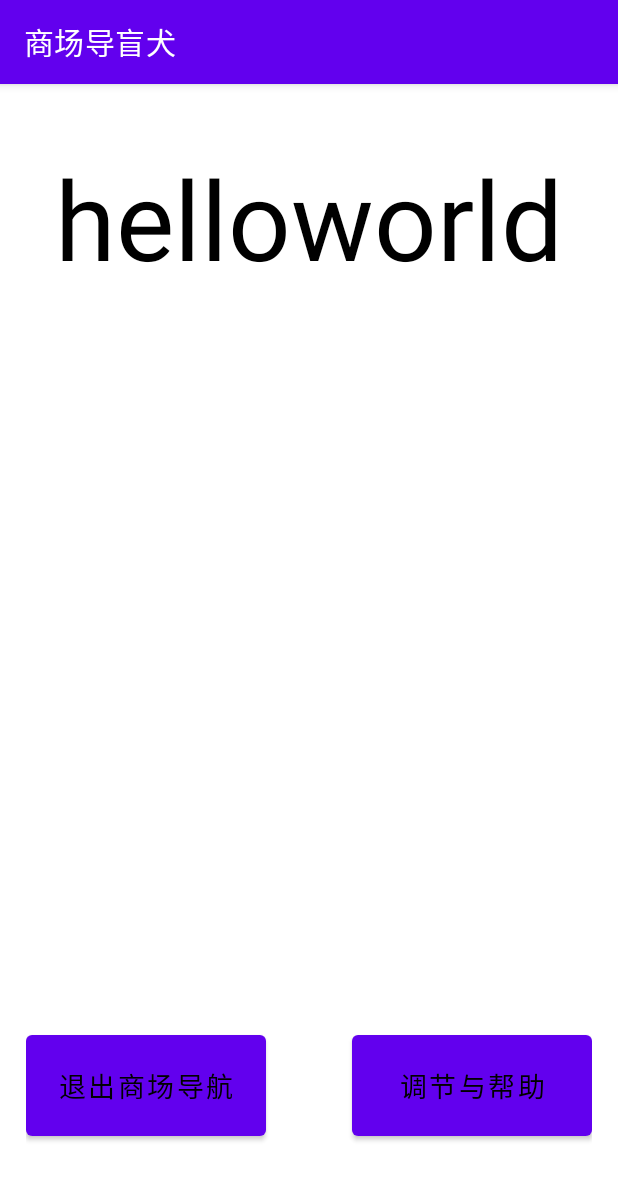
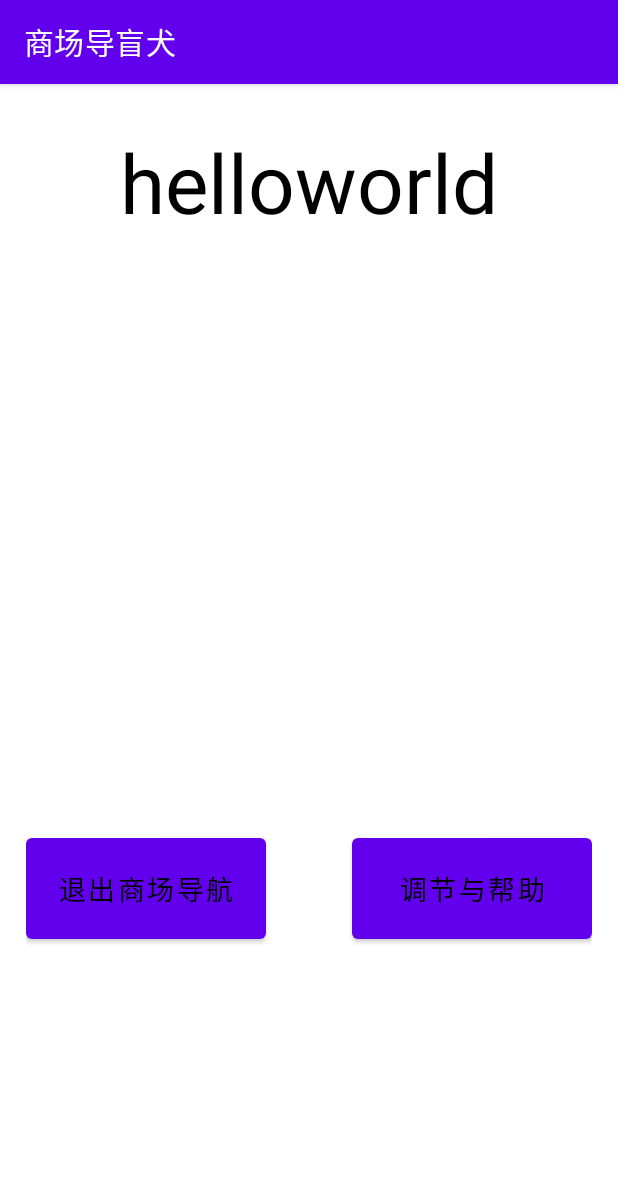
Before and after one commit to bwkst/Navigation_Shopping_Assist_App, an Android app: the OutputMall screen opened directly, with no data from a screen before it, on a phone screen of 412 x 824 dp. Shown: the top 1180 px of the screen. Run offline under Robolectric (Android 15) with nearby library versions, the phone set to English and light mode, and no system bars.

Commit message:
前端——微调

```diff
--- a/app/src/main/java/com/example/demo/MainActivity.java
+++ b/app/src/main/java/com/example/demo/MainActivity.java
@@ -9,6 +9,6 @@ public class MainActivity extends AppCompatActivity {
     @Override
     protected void onCreate(Bundle savedInstanceState) {
         super.onCreate(savedInstanceState);
-        setContentView(R.layout.activity_supermarket);
+        setContentView(R.layout.activity_main);
     }
 }
--- a/app/src/main/res/layout/activity_output_mall.xml
+++ b/app/src/main/res/layout/activity_output_mall.xml
@@ -13,10 +13,10 @@
 
     <LinearLayout
         android:layout_width="match_parent"
-        android:layout_height="@dimen/dp_135"
+        android:layout_height="@dimen/dp_90"
         android:orientation="vertical"
-        android:paddingTop="@dimen/dp_25"
-        android:paddingBottom="@dimen/dp_20">
+        android:paddingTop="@dimen/dp_15"
+        android:paddingBottom="@dimen/dp_10">
 
         <!--字(text)未设：动态-->
         <!--字体(font family)未设-->
@@ -25,17 +25,17 @@
             android:layout_width="match_parent"
             android:layout_height="match_parent"
             android:id="@+id/mall_direction"
-            android:height="@dimen/dp_90"
+            android:height="@dimen/dp_65"
             android:text="helloworld"
             android:textAlignment="center"
             android:textColor="#000000"
-            android:textSize="@dimen/sp_64" />
+            android:textSize="@dimen/sp_48" />
 
     </LinearLayout>
 
     <LinearLayout
         android:layout_width="match_parent"
-        android:layout_height="@dimen/dp_400"
+        android:layout_height="@dimen/dp_330"
         android:orientation="vertical">
 
         <!--地图-->
```
Also changed, not shown: app/src/main/res/layout/activity_output_market.xml (+6 -6 lines).
